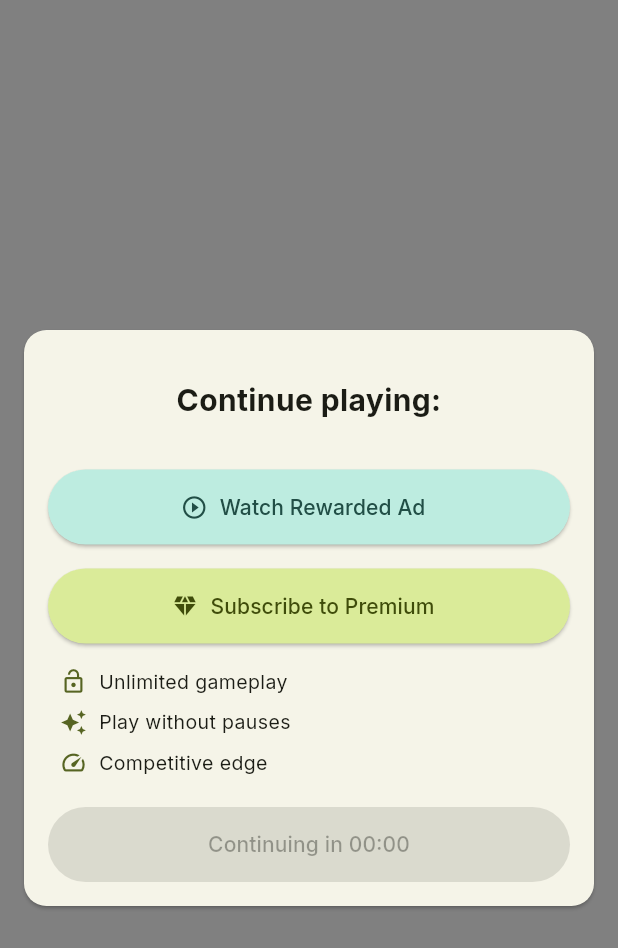
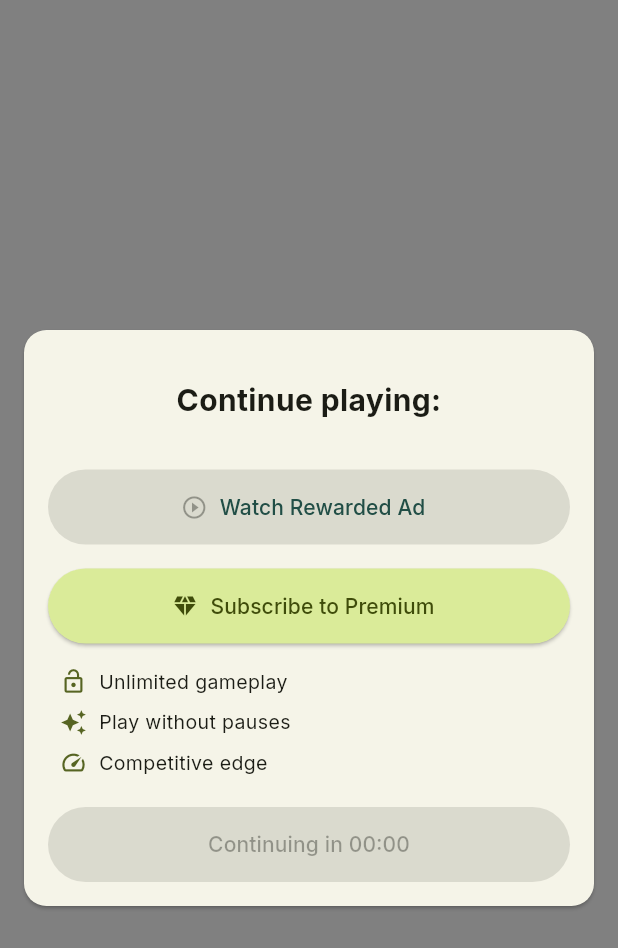
Before and after one commit to ksvslk/trivia-player, a Flutter app: the BlockingOverlayPopup widget shown alone on an empty page, opened directly, on a phone screen of 412 x 824 dp. Shown: the top 948 px of the screen. Run offline on Flutter 3.47's test engine with Material 3 defaults, Android fonts, the phone set to English and light mode, and no system bars; our stand-ins replace audioplayers, firebase_auth, firebase_core, firebase_database, google_mobile_ads, package_info_plus and 2 more; missing offline and left inert: games_services, purchases_flutter; accounts and stored records are empty; network calls fail; statements that could not run were skipped.

Commit message:
Fix some bugs with popup

```diff
--- a/lib/ads/blocking_overlay_popup.dart
+++ b/lib/ads/blocking_overlay_popup.dart
@@ -1,4 +1,5 @@
 import 'package:flutter/material.dart';
+import 'package:google_mobile_ads/google_mobile_ads.dart';
 import 'package:operation_veritas/ads/ads_controller.dart';
 import 'package:operation_veritas/change_notifier/money_controller.dart';
 import 'package:operation_veritas/change_notifier/play_time_controller.dart';
@@ -11,10 +12,31 @@ class BlockingOverlayPopup extends StatelessWidget {
   Widget build(BuildContext context) {
     final colorScheme = Theme.of(context).colorScheme;
     final playTimeController = context.read<PlayTimeController>();
-    final adsController = context.read<AdsController>();
+    final adsController = context.watch<AdsController>();
     final moneyController = context.read<MoneyController>();
 
-    return Positioned.fill(
+    final mediaQuery = MediaQuery.of(context);
+    final screenSize = MediaQuery.of(context).size;
+
+    return LayoutBuilder(
+      builder: (context, constraints) {
+        return Material(
+          type: MaterialType.transparency,
+          child: Stack(
+            children: [
+              Positioned(
+                left: 0,
+                top: 0,
+                width: screenSize.width,
+                height: screenSize.height,
+                child: IgnorePointer(
+                  ignoring: false,
+                  child: MediaQuery(
+                    data: mediaQuery.copyWith(
+                      viewInsets: EdgeInsets.zero,
+                      padding: EdgeInsets.zero,
+                      viewPadding: EdgeInsets.zero,
+                    ),
                     child: Material(
                       color: Colors.black.withValues(alpha: 0.5),
                       child: Center(
@@ -53,14 +75,23 @@ class BlockingOverlayPopup extends StatelessWidget {
                                     ),
                                   ),
                                   style: ElevatedButton.styleFrom(
-                      backgroundColor: colorScheme.tertiaryContainer,
-                      foregroundColor: colorScheme.onTertiaryContainer,
-                      minimumSize: const Size(double.infinity, 50),
+                                    backgroundColor:
+                                        colorScheme.tertiaryContainer,
+                                    foregroundColor:
+                                        colorScheme.onTertiaryContainer,
+                                    minimumSize:
+                                        const Size(double.infinity, 50),
                                   ),
-                    onPressed: () {
-                      adsController.showRewardedAd((_) => {
-                        playTimeController.transitionToPlayTime()
-                      });
+                                  onPressed: adsController.rewardedAd == null ? null : () {
+                                    adsController.rewardedAd?.show(
+                                      onUserEarnedReward: (
+                                        AdWithoutView ad,
+                                        RewardItem rewardItem,
+                                      ) {
+                                        playTimeController
+                                            .transitionToPlayTime();
+                                      },
+                                    );
                                   },
                                 ),
                                 const SizedBox(height: 16),
@@ -75,9 +106,12 @@ class BlockingOverlayPopup extends StatelessWidget {
                                     ),
                                   ),
                                   style: ElevatedButton.styleFrom(
-                      backgroundColor: colorScheme.primaryContainer,
-                      foregroundColor: colorScheme.onPrimaryContainer,
-                      minimumSize: const Size(double.infinity, 50),
+                                    backgroundColor:
+                                        colorScheme.primaryContainer,
+                                    foregroundColor:
+                                        colorScheme.onPrimaryContainer,
+                                    minimumSize:
+                                        const Size(double.infinity, 50),
                                   ),
                                   onPressed: () {
                                     moneyController.purchaseSubscription();
@@ -87,26 +121,32 @@ class BlockingOverlayPopup extends StatelessWidget {
                                 Column(
                                   crossAxisAlignment: CrossAxisAlignment.start,
                                   children: [
+                                    _buildPremiumFeature(context,
+                                        Icons.lock_open, 'Unlimited gameplay'),
                                     _buildPremiumFeature(
-                          context, Icons.lock_open, 'Unlimited gameplay'),
-                      _buildPremiumFeature(
-                          context, Icons.auto_awesome, 'Play without pauses'),
-                      _buildPremiumFeature(
-                          context, Icons.speed, 'Competitive edge'),
+                                        context,
+                                        Icons.auto_awesome,
+                                        'Play without pauses'),
+                                    _buildPremiumFeature(context, Icons.speed,
+                                        'Competitive edge'),
                                   ],
                                 ),
                                 const SizedBox(height: 16),
                                 ElevatedButton(
                                   onPressed: null,
                                   style: ElevatedButton.styleFrom(
-                      backgroundColor: colorScheme.surfaceContainer,
-                      foregroundColor: colorScheme.onSurfaceVariant,
-                      minimumSize: const Size(double.infinity, 50),
+                                    backgroundColor:
+                                        colorScheme.surfaceContainer,
+                                    foregroundColor:
+                                        colorScheme.onSurfaceVariant,
+                                    minimumSize:
+                                        const Size(double.infinity, 50),
                                   ),
                                   child: StreamBuilder<int>(
                                     stream: playTimeController.onLockTimeUpdate,
                                     builder: (context, snapshot) {
-                        final remainingMillis = snapshot.data ?? 0;
+                                      final remainingMillis =
+                                          snapshot.data ?? 0;
                                       final remainingSeconds =
                                           (remainingMillis / 1000).ceil();
                                       final minutes = remainingSeconds ~/ 60;
@@ -126,6 +166,13 @@ class BlockingOverlayPopup extends StatelessWidget {
                         ),
                       ),
                     ),
+                  ),
+                ),
+              ),
+            ],
+          ),
+        );
+      },
     );
   }
 
--- a/lib/main.dart
+++ b/lib/main.dart
@@ -167,7 +167,7 @@ class MyApp extends StatelessWidget {
           ),
           Provider<PlayTimeController>(
             create: (context) => PlayTimeController(
-                context.read<SettingsController>(), moneyController),
+                context.read<SettingsController>()),
             dispose: (context, value) => value.dispose(),
           ),
         ],
--- a/lib/persistence/local_storage_settings_persistence.dart
+++ b/lib/persistence/local_storage_settings_persistence.dart
@@ -121,7 +121,7 @@ class LocalStorageSettingsPersistence extends SettingsPersistence {
       return;
     }
     final playTimeEnd = DateTime.now()
-        .add(Duration(seconds: 15))
+        .add(Duration(seconds: 300))
         .toUtc()
         .millisecondsSinceEpoch;
     await prefs.setInt('playTimeEnd', playTimeEnd);
@@ -141,7 +141,7 @@ class LocalStorageSettingsPersistence extends SettingsPersistence {
       return;
     }
     final lockTimeEnd = DateTime.now()
-        .add(Duration(seconds: 10))
+        .add(Duration(seconds: 900))
         .toUtc()
         .millisecondsSinceEpoch;
     await prefs.setInt('lockTimeEnd', lockTimeEnd);
--- a/pubspec.yaml
+++ b/pubspec.yaml
@@ -1,7 +1,7 @@
 name: operation_veritas
 description: "A new Flutter project."
 publish_to: 'none'
-version: 0.1.6+8
+version: 0.1.8+10
 
 environment:
   sdk: ^3.5.3
```
Also changed, not shown: lib/ads/ads_controller.dart (+39 -48 lines), lib/change_notifier/play_time_controller.dart (+3 -31 lines), lib/home_screen.dart (+20 -8 lines). Lines whose indentation alone changed are shown as unchanged.
